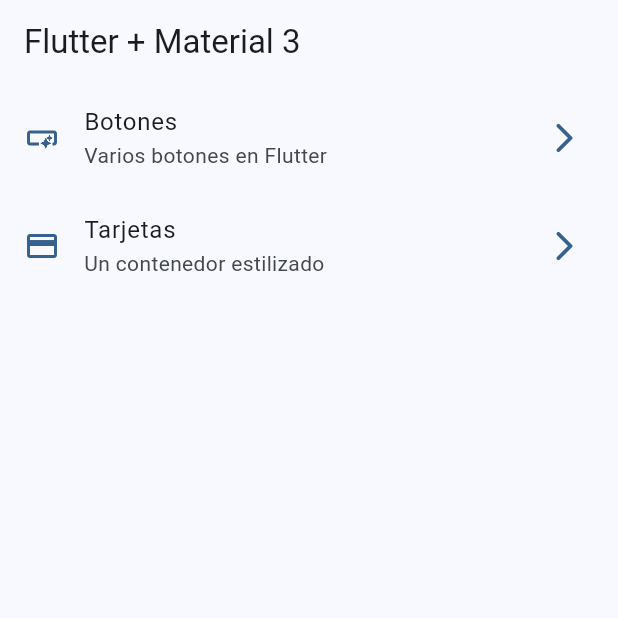
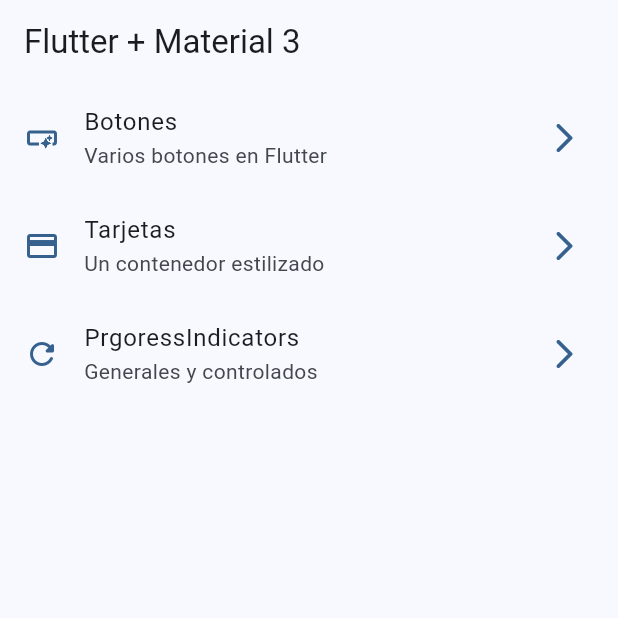
Before and after one commit to Klerith/flutter-widgets-app, a Flutter app: the screen it shows after launch, on a phone screen of 412 x 824 dp, the top half of it. Run offline on Flutter 3.47's test engine with Material 2 defaults, Android fonts, the light colour scheme and no system bars; our stand-ins replace go_router.

Commit message:
progress indicators terminado

```diff
--- a/lib/config/menu/menu_items.dart
+++ b/lib/config/menu/menu_items.dart
@@ -32,5 +32,12 @@
     icon: Icons.credit_card
   ),
 
+  MenuItem(
+    title: 'PrgoressIndicators',
+    subTitle: 'Generales y controlados',
+    link: '/progress',
+    icon: Icons.refresh_rounded
+  ),
+
 
 ];
--- a/lib/config/router/app_router.dart
+++ b/lib/config/router/app_router.dart
@@ -23,5 +23,11 @@
       name: CardsScreen.name,
       builder: (context, state) => const CardsScreen(),
     ),
+
+    GoRoute(
+      path: '/progress',
+      name: ProgressScreen.name,
+      builder: (context, state) => const ProgressScreen(),
+    ),
   ],
 );
--- a/lib/config/theme/app_theme.dart
+++ b/lib/config/theme/app_theme.dart
@@ -29,7 +29,7 @@
     colorSchemeSeed: colorList[ selectedColor ],
     appBarTheme: const AppBarTheme(
       centerTitle: false
-    )
+    ),
   );
 
 }
```
Also changed, not shown: lib/presentation/screens/progress/progress_screen.dart (+64 -1 lines).
